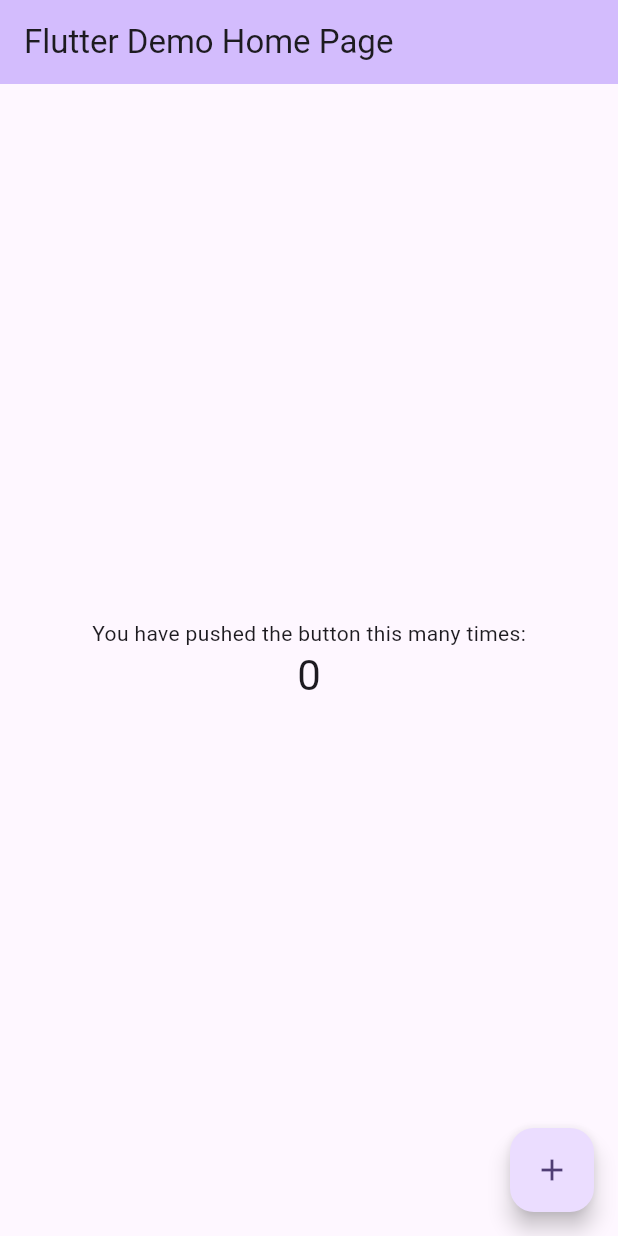
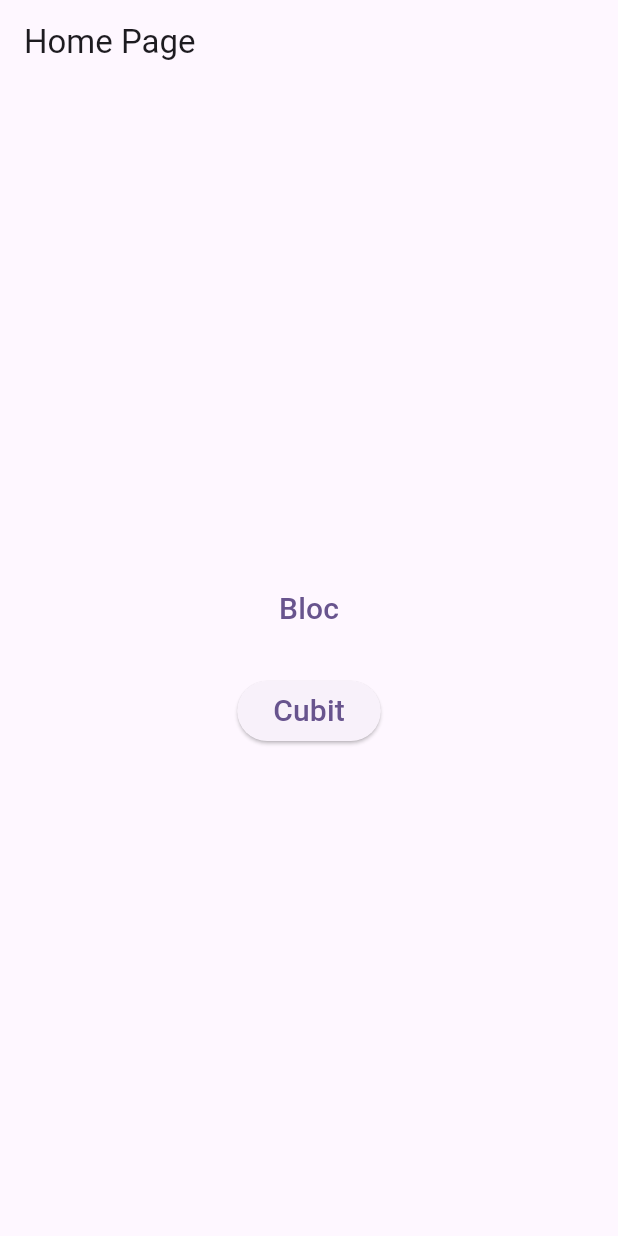
Before and after one commit to Jhonn-y/Bloc-MobX-Flutter, a Flutter app: the screen it shows after launch, on a phone screen of 412 x 824 dp. Run offline on Flutter 3.47's test engine with Material 3 defaults, Android fonts, the phone set to English and light mode, and no system bars; our stand-ins replace bloc, flutter_bloc.

Commit message:
Adicionando o bloc

```diff
--- /dev/null
+++ b/Bloc/devtools_options.yaml
@@ -0,0 +1,3 @@
+description: This file stores settings for Dart & Flutter DevTools.
+documentation: https://docs.flutter.dev/tools/devtools/extensions#configure-extension-enablement-states
+extensions:
--- a/Bloc/lib/main.dart
+++ b/Bloc/lib/main.dart
@@ -1,4 +1,9 @@
+import 'package:bloc_mob_x/modules/BlocPage/bloc/counterBloc.dart';
+import 'package:bloc_mob_x/modules/BlocPage/bloc_Page.dart';
+import 'package:bloc_mob_x/modules/CubitPage/cubit_page.dart';
+import 'package:bloc_mob_x/modules/home/home.dart';
 import 'package:flutter/material.dart';
+import 'package:flutter_bloc/flutter_bloc.dart';
 
 void main() {
   runApp(const MyApp());
@@ -6,120 +11,22 @@ void main() {
 
 class MyApp extends StatelessWidget {
   const MyApp({super.key});
-
-  // This widget is the root of your application.
   @override
   Widget build(BuildContext context) {
     return MaterialApp(
       title: 'Flutter Demo',
       theme: ThemeData(
-        // This is the theme of your application.
-        //
-        // TRY THIS: Try running your application with "flutter run". You'll see
-        // the application has a purple toolbar. Then, without quitting the app,
-        // try changing the seedColor in the colorScheme below to Colors.green
-        // and then invoke "hot reload" (save your changes or press the "hot
-        // reload" button in a Flutter-supported IDE, or press "r" if you used
-        // the command line to start the app).
-        //
-        // Notice that the counter didn't reset back to zero; the application
-        // state is not lost during the reload. To reset the state, use hot
-        // restart instead.
-        //
-        // This works for code too, not just values: Most code changes can be
-        // tested with just a hot reload.
         colorScheme: ColorScheme.fromSeed(seedColor: Colors.deepPurple),
         useMaterial3: true,
       ),
-      home: const MyHomePage(title: 'Flutter Demo Home Page'),
+      routes: {
+        '/counter': (_) => BlocProvider(
+          create: (_) => CounterBloc(),
+              child: BlocPage(),
+            ),
+        '/cubit': (_) => CubitPage()
+      },
+      home: Home(),
     );
   }
 }
-
-class MyHomePage extends StatefulWidget {
-  const MyHomePage({super.key, required this.title});
-
-  // This widget is the home page of your application. It is stateful, meaning
-  // that it has a State object (defined below) that contains fields that affect
-  // how it looks.
-
-  // This class is the configuration for the state. It holds the values (in this
-  // case the title) provided by the parent (in this case the App widget) and
-  // used by the build method of the State. Fields in a Widget subclass are
-  // always marked "final".
-
-  final String title;
-
-  @override
-  State<MyHomePage> createState() => _MyHomePageState();
-}
-
-class _MyHomePageState extends State<MyHomePage> {
-  int _counter = 0;
-
-  void _incrementCounter() {
-    setState(() {
-      // This call to setState tells the Flutter framework that something has
-      // changed in this State, which causes it to rerun the build method below
-      // so that the display can reflect the updated values. If we changed
-      // _counter without calling setState(), then the build method would not be
-      // called again, and so nothing would appear to happen.
-      _counter++;
-    });
-  }
-
-  @override
-  Widget build(BuildContext context) {
-    // This method is rerun every time setState is called, for instance as done
-    // by the _incrementCounter method above.
-    //
-    // The Flutter framework has been optimized to make rerunning build methods
-    // fast, so that you can just rebuild anything that needs updating rather
-    // than having to individually change instances of widgets.
-    return Scaffold(
-      appBar: AppBar(
-        // TRY THIS: Try changing the color here to a specific color (to
-        // Colors.amber, perhaps?) and trigger a hot reload to see the AppBar
-        // change color while the other colors stay the same.
-        backgroundColor: Theme.of(context).colorScheme.inversePrimary,
-        // Here we take the value from the MyHomePage object that was created by
-        // the App.build method, and use it to set our appbar title.
-        title: Text(widget.title),
-      ),
-      body: Center(
-        // Center is a layout widget. It takes a single child and positions it
-        // in the middle of the parent.
-        child: Column(
-          // Column is also a layout widget. It takes a list of children and
-          // arranges them vertically. By default, it sizes itself to fit its
-          // children horizontally, and tries to be as tall as its parent.
-          //
-          // Column has various properties to control how it sizes itself and
-          // how it positions its children. Here we use mainAxisAlignment to
-          // center the children vertically; the main axis here is the vertical
-          // axis because Columns are vertical (the cross axis would be
-          // horizontal).
-          //
-          // TRY THIS: Invoke "debug painting" (choose the "Toggle Debug Paint"
-          // action in the IDE, or press "p" in the console), to see the
-          // wireframe for each widget.
-          mainAxisAlignment: MainAxisAlignment.center,
-          children: <Widget>[
-            const Text(
-              'You have pushed the button this many times:',
-            ),
-            Text(
-              '$_counter',
-              style: Theme.of(context).textTheme.headlineMedium,
-            ),
-          ],
-        ),
-      ),
-      floatingActionButton: FloatingActionButton(
-        onPressed: _incrementCounter,
-        tooltip: 'Increment',
-        child: const Icon(Icons.add),
-      ), // This trailing comma makes auto-formatting nicer for build methods.
-    );
-  }
-}
--- /dev/null
+++ b/Bloc/lib/modules/BlocPage/bloc/counterBloc.dart
@@ -0,0 +1,20 @@
+
+import 'package:bloc/bloc.dart';
+
+part 'counterEvent.dart';
+part 'counterState.dart';
+
+class CounterBloc extends Bloc<CounterEvent,CounterState> {
+  CounterBloc(): super(InitialCounterState()){
+    on<IncrementCounter>(_increment);
+    on<DecrementCounter>(_decrement);
+  }
+
+  void _increment(IncrementCounter event, Emitter<CounterState> emit){
+    emit(CounterStateData(state.counter + 1));
+  }
+  void _decrement(DecrementCounter event, Emitter<CounterState> emit){
+    emit(CounterStateData(state.counter - 1));
+  }
+
+}
--- /dev/null
+++ b/Bloc/lib/modules/BlocPage/bloc/counterEvent.dart
@@ -0,0 +1,8 @@
+
+part of 'counterBloc.dart';
+
+abstract class CounterEvent {}
+
+class IncrementCounter extends CounterEvent {}
+
+class DecrementCounter extends CounterEvent {}
--- /dev/null
+++ b/Bloc/lib/modules/BlocPage/bloc/counterState.dart
@@ -0,0 +1,17 @@
+
+part of 'counterBloc.dart';
+
+abstract class CounterState {
+
+  final int counter;
+  CounterState(this.counter);
+
+}
+
+class InitialCounterState extends CounterState {
+  InitialCounterState() : super(0);
+}
+
+class CounterStateData extends CounterState {
+  CounterStateData(int counter) : super(counter);
+}
--- /dev/null
+++ b/Bloc/lib/modules/home/home.dart
@@ -0,0 +1,33 @@
+import 'package:flutter/material.dart';
+
+class Home extends StatelessWidget {
+  const Home({super.key});
+
+  @override
+  Widget build(BuildContext context) {
+    return Scaffold(
+      appBar: AppBar(
+        title: const Text('Home Page'),
+      ),
+      body: Center(
+        child: Column(
+          mainAxisAlignment: MainAxisAlignment.center,
+          children: [
+            TextButton(
+                onPressed: () {
+                  Navigator.of(context).pushNamed('/counter');
+                },
+                child: Text("Bloc", style: TextStyle(fontSize: 20))),
+            SizedBox(height: 20),
+            ElevatedButton(
+              onPressed: () {
+                Navigator.of(context).pushNamed('/cubit');
+              },
+              child: Text("Cubit", style: TextStyle(fontSize: 20)),
+            ),
+          ],
+        ),
+      ),
+    );
+  }
+}
--- a/Bloc/pubspec.yaml
+++ b/Bloc/pubspec.yaml
@@ -30,7 +30,8 @@ environment:
 dependencies:
   flutter:
     sdk: flutter
-
+  bloc: ^8.1.4
+  flutter_bloc: ^8.1.6
 
   # The following adds the Cupertino Icons font to your application.
   # Use with the CupertinoIcons class for iOS style icons.
```
Also changed, not shown: Bloc/lib/modules/BlocPage/bloc_Page.dart (added, +53 -0 lines), Bloc/lib/modules/CubitPage/cubit_page.dart (added, +42 -0 lines).
